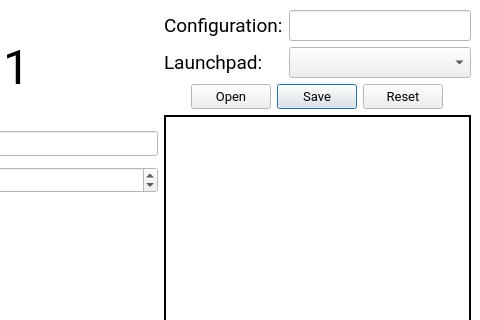
Qt form src/modules/launchpad-toolbox.ui (UBAS-Productions/Launchpad-Tool) before a commit; both pictures show x 160 to 640 and y 0 to 320 of the 640 by 480 pixel window.
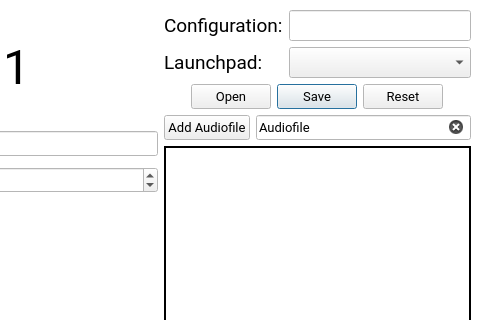
The same form after that commit. Icons and pictures are not drawn.

What changed in the file:
```diff
--- a/src/modules/launchpad-toolbox.ui
+++ b/src/modules/launchpad-toolbox.ui
@@ -242,7 +242,7 @@
       </layout>
      </item>
      <item>
-      <layout class="QVBoxLayout" name="verticalLayout_2" stretch="0,0,0">
+      <layout class="QVBoxLayout" name="verticalLayout_2" stretch="0,0,0,0">
        <property name="spacing">
         <number>6</number>
        </property>
@@ -323,7 +323,40 @@
         </widget>
        </item>
        <item>
-        <widget class="QTreeView" name="audiofiles">
+        <layout class="QFormLayout" name="formLayout_2">
+         <property name="bottomMargin">
+          <number>0</number>
+         </property>
+         <item row="0" column="0">
+          <widget class="QPushButton" name="addbutton">
+           <property name="text">
+            <string>Add Audiofile</string>
+           </property>
+          </widget>
+         </item>
+         <item row="0" column="1">
+          <widget class="QLineEdit" name="addaudio">
+           <property name="focusPolicy">
+            <enum>Qt::NoFocus</enum>
+           </property>
+           <property name="text">
+            <string>Audiofile</string>
+           </property>
+           <property name="dragEnabled">
+            <bool>true</bool>
+           </property>
+           <property name="readOnly">
+            <bool>false</bool>
+           </property>
+           <property name="clearButtonEnabled">
+            <bool>true</bool>
+           </property>
+          </widget>
+         </item>
+        </layout>
+       </item>
+       <item>
+        <widget class="QListWidget" name="audiofiles">
          <property name="focusPolicy">
           <enum>Qt::StrongFocus</enum>
          </property>
```
Left out of the diff: 27 changed lines with no effect on the pictures.
